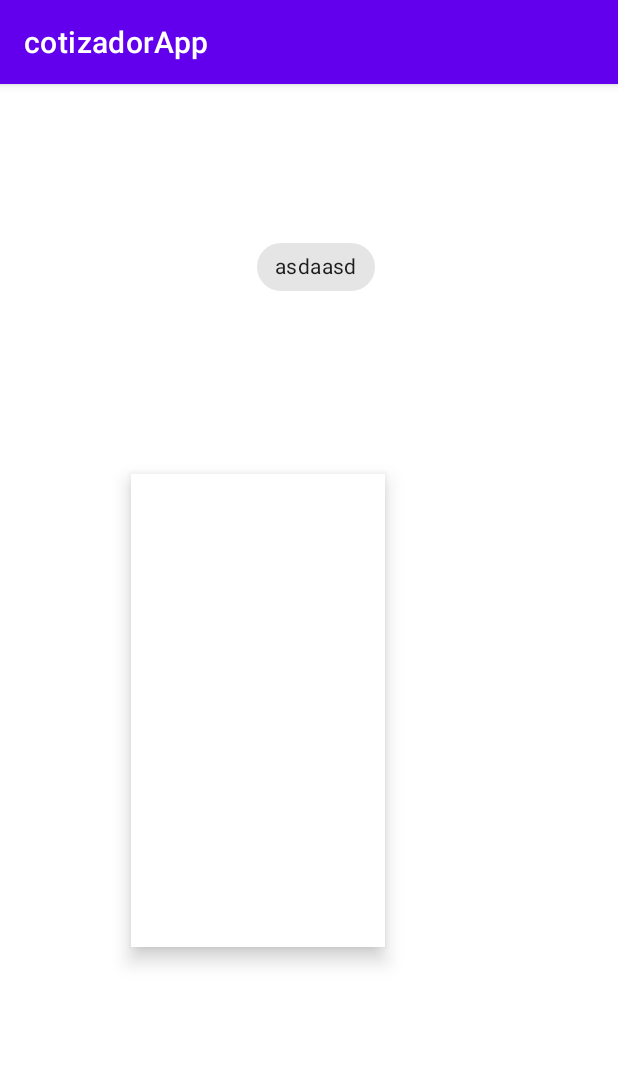
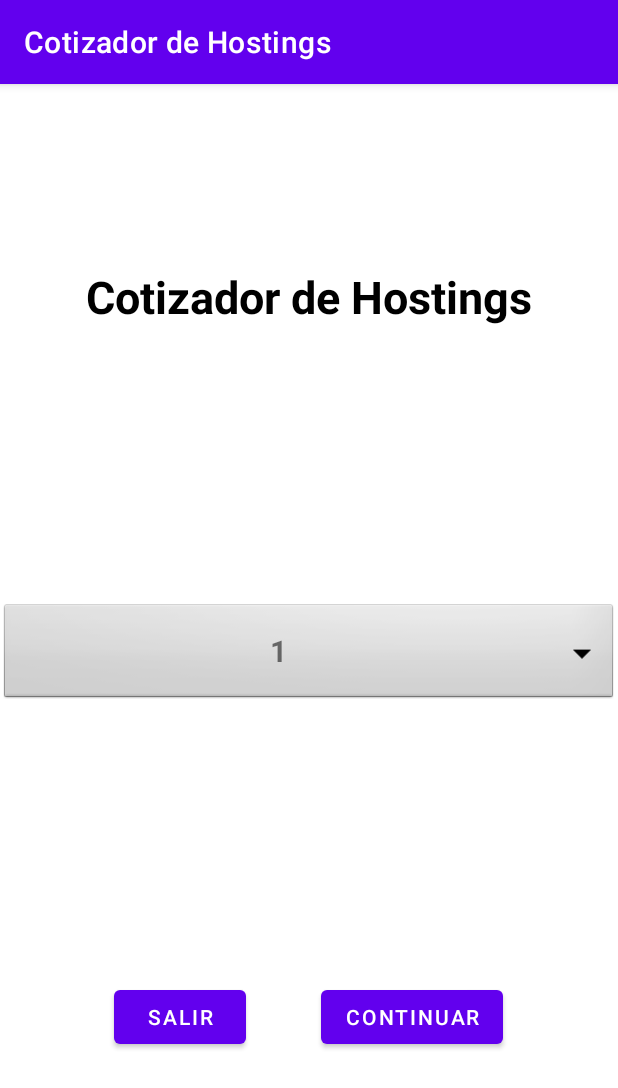
Before and after one commit to Macover/cotizadorApp, an Android app: the screen it shows after launch (MainActivity), on a phone screen of 412 x 824 dp. Shown: the top 1088 px of the screen. Run offline under Robolectric (Android 15) with nearby library versions, the phone set to English and light mode, and no system bars.

Commit message:
primera vista princiál

```diff
--- a/app/src/main/java/com/example/cotizadorapp/MainActivity.java
+++ b/app/src/main/java/com/example/cotizadorapp/MainActivity.java
@@ -3,12 +3,27 @@ package com.example.cotizadorapp;
 import androidx.appcompat.app.AppCompatActivity;
 
 import android.os.Bundle;
+import android.view.View;
+import android.widget.AdapterView;
+import android.widget.ArrayAdapter;
+import android.widget.Spinner;
+
+import java.util.ArrayList;
 
 public class MainActivity extends AppCompatActivity {
+
+Spinner spinner1;
+ArrayList<String> spinnerList = new ArrayList<>();
+ArrayAdapter<String> spinnerAdapter;
 
     @Override
     protected void onCreate(Bundle savedInstanceState) {
         super.onCreate(savedInstanceState);
         setContentView(R.layout.activity_main);
+
+        Spinner dropdown = findViewById(R.id.spinner1);
+        String[] items = new String[]{"1", "2", "3"};
+        ArrayAdapter<String> adapter = new ArrayAdapter<>(this, R.layout.item_main, items);
+        dropdown.setAdapter(adapter);
     }
 }
--- a/app/src/main/res/layout/activity_main.xml
+++ b/app/src/main/res/layout/activity_main.xml
@@ -1,35 +1,69 @@
 <?xml version="1.0" encoding="utf-8"?>
-<RelativeLayout xmlns:android="http://schemas.android.com/apk/res/android"
+<LinearLayout xmlns:android="http://schemas.android.com/apk/res/android"
     xmlns:app="http://schemas.android.com/apk/res-auto"
     xmlns:tools="http://schemas.android.com/tools"
     android:layout_width="match_parent"
     android:layout_height="match_parent"
+    android:orientation="vertical"
+    android:gravity="center"
     tools:context=".MainActivity">
 
-    <com.google.android.material.bottomnavigation.BottomNavigationView
-        android:layout_width="169dp"
-        android:layout_height="315dp"
-        android:layout_alignParentStart="true"
-        android:layout_alignParentTop="true"
-        android:layout_marginStart="87dp"
-        android:layout_marginTop="260dp">
+    <LinearLayout
+        android:layout_width="match_parent"
+        android:layout_height="wrap_content"
+        android:layout_weight="2"
+        android:gravity="center"
+        android:orientation="vertical">
 
-    </com.google.android.material.bottomnavigation.BottomNavigationView>
-
-    <com.google.android.material.chip.ChipGroup
-        android:layout_width="wrap_content"
-        android:layout_height="wrap_content"
-        android:layout_alignParentStart="true"
-        android:layout_alignParentTop="true"
-        android:layout_centerHorizontal="true"
-        android:layout_marginStart="171dp"
-        android:layout_marginTop="98dp">
-
-        <com.google.android.material.chip.Chip
-            android:id="@+id/chip4"
+        <TextView
+            android:id="@+id/textView"
             android:layout_width="wrap_content"
             android:layout_height="wrap_content"
-            android:text="asdaasd"/>
-    </com.google.android.material.chip.ChipGroup>
+            android:text="@string/app_name"
+            android:textColor="#000000"
+            android:textSize="30dp"
+            android:textStyle="bold" />
+    </LinearLayout>
 
-</RelativeLayout>
+    <LinearLayout
+        android:layout_width="match_parent"
+        android:layout_height="wrap_content"
+        android:layout_weight="1"
+        android:gravity="center"
+        android:orientation="vertical">
+
+        <Spinner
+            android:id="@+id/spinner1"
+            android:layout_width="match_parent"
+            android:layout_height="wrap_content"
+            android:background="@android:drawable/btn_dropdown"
+            android:spinnerMode="dropdown"/>
+    </LinearLayout>
+
+    <LinearLayout
+        android:layout_width="match_parent"
+        android:layout_height="wrap_content"
+        android:layout_gravity="center"
+        android:layout_weight="2"
+        android:gravity="center"
+        android:orientation="horizontal">
+
+        <Button
+            android:id="@+id/button"
+            android:layout_width="wrap_content"
+            android:layout_height="wrap_content"
+            android:layout_gravity="center_vertical"
+            android:text="Salir" />
+
+        <Space
+            android:layout_width="50dp"
+            android:layout_height="wrap_content" />
+
+        <Button
+            android:id="@+id/button2"
+            android:layout_width="wrap_content"
+            android:layout_height="wrap_content"
+            android:layout_gravity="center_vertical"
+            android:text="Continuar" />
+    </LinearLayout>
+</LinearLayout>
--- /dev/null
+++ b/app/src/main/res/layout/item_main.xml
@@ -0,0 +1,11 @@
+<?xml version="1.0" encoding="utf-8"?>
+<TextView
+    xmlns:android="http://schemas.android.com/apk/res/android"
+    android:layout_width="match_parent"
+    android:layout_height="wrap_content"
+    android:id="@+id/text1"
+    android:textSize="20sp"
+    android:textStyle="bold"
+    android:padding="12dp"
+    android:gravity="center">
+</TextView>
--- a/app/src/main/res/values/strings.xml
+++ b/app/src/main/res/values/strings.xml
@@ -1,3 +1,3 @@
 <resources>
-    <string name="app_name">cotizadorApp</string>
+    <string name="app_name">Cotizador de Hostings</string>
 </resources>
```
